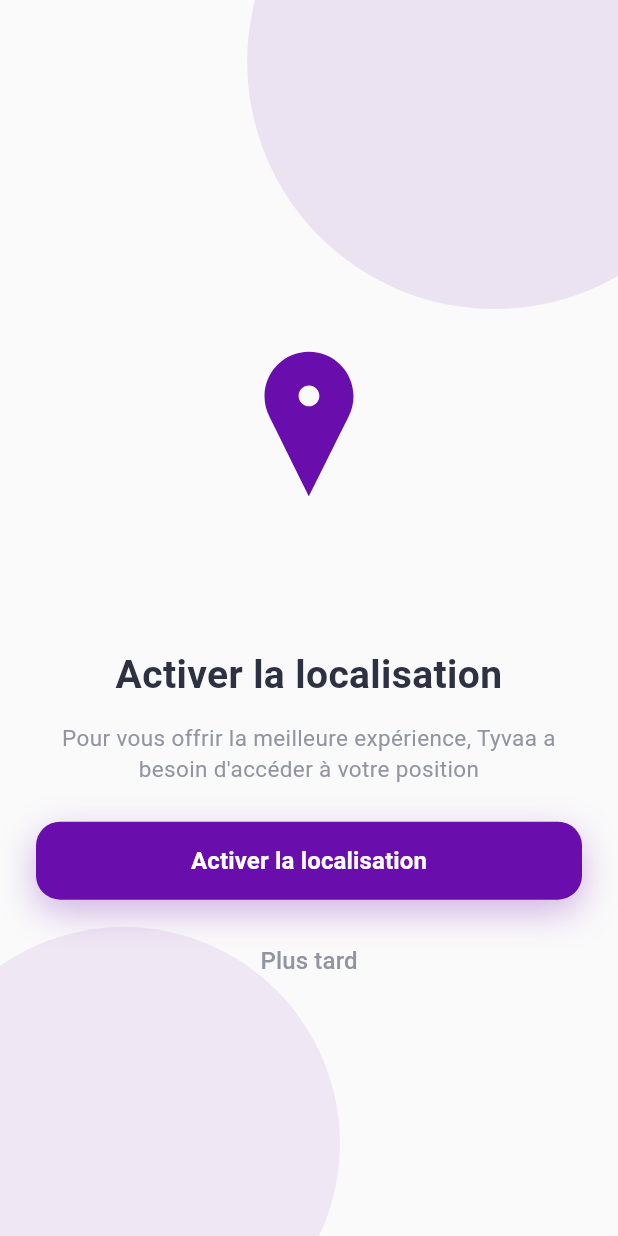
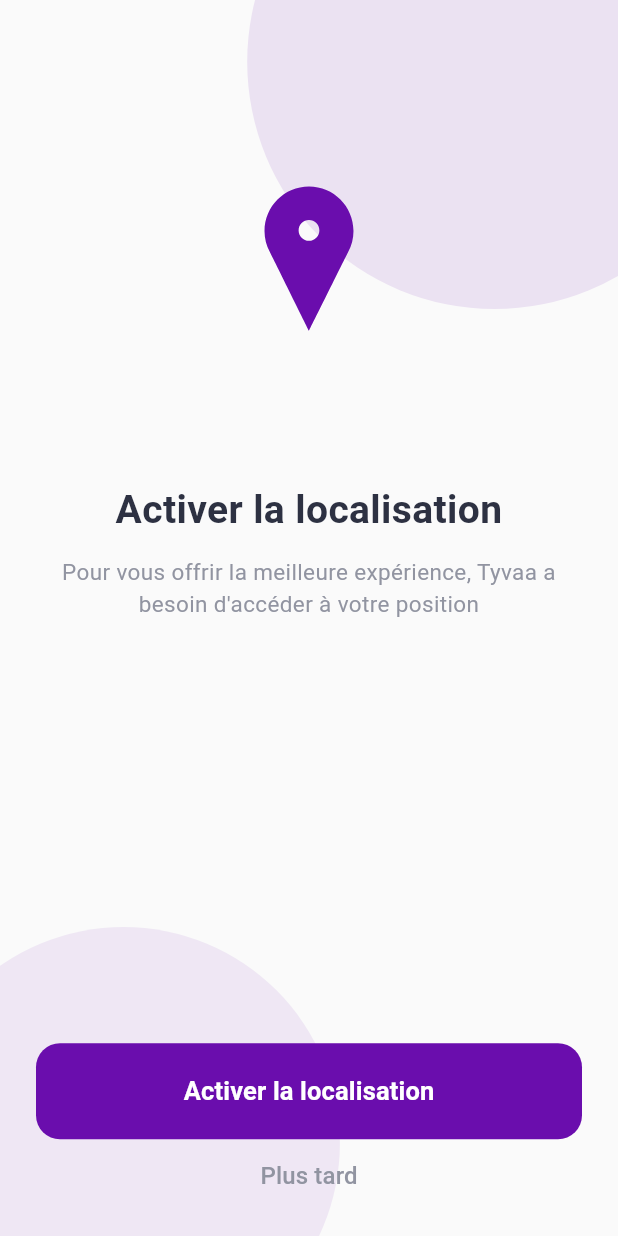
Before and after one commit to TyvaaServices/tyvaa-frontend, a Flutter app: the LocationPermissionScreen screen opened by its route, on a phone screen of 412 x 824 dp. Run offline on Flutter 3.47's test engine with Material 3 defaults, Android fonts, the phone set to English and light mode, and no system bars; our stand-ins replace auto_size_text, confetti, connectivity_plus, dio, firebase_core, firebase_messaging and 21 more; accounts and stored records are empty.

Commit message:
feat: Refactor location permission view layout and enhance button design

```diff
--- a/lib/app/modules/permissions/views/location_permission_view.dart
+++ b/lib/app/modules/permissions/views/location_permission_view.dart
@@ -20,7 +20,7 @@ class LocationPermissionScreen extends GetView<LocationPermissionController> {
       backgroundColor: backgroundColor,
       body: Stack(
         children: [
-          // Decorative background circles
+          // Decorative circles
           Positioned(
             top: -Get.height * .15,
             right: -Get.width * .2,
@@ -46,22 +46,18 @@ class LocationPermissionScreen extends GetView<LocationPermissionController> {
             ),
           ),
 
-          // Main content - made scrollable to fix overflow
+          // Main content
           SafeArea(
-            child: SingleChildScrollView(
-              physics: const BouncingScrollPhysics(),
-              child: ConstrainedBox(
-                constraints: BoxConstraints(
-                  minHeight: Get.height - MediaQuery.of(context).padding.top - MediaQuery.of(context).padding.bottom,
-                ),
             child: Padding(
               padding: const EdgeInsets.symmetric(horizontal: 24.0),
               child: Column(
-                    mainAxisAlignment: MainAxisAlignment.center,
                 children: [
-                      SizedBox(height: Get.height * 0.02),
-
-                      // Location animation - made responsive with adaptive sizing
+                  Expanded(
+                    child: SingleChildScrollView(
+                      physics: const BouncingScrollPhysics(),
+                      child: Column(
+                        children: [
+                          SizedBox(height: Get.height * 0.06),
                           SizedBox(
                             width: Get.width * 0.6,
                             height: Get.width * 0.6,
@@ -70,10 +66,7 @@ class LocationPermissionScreen extends GetView<LocationPermissionController> {
                               fit: BoxFit.contain,
                             ),
                           ),
-
                           SizedBox(height: Get.height * 0.03),
-
-                      // Title
                           Text(
                             'Activer la localisation',
                             style: TextStyle(
@@ -83,10 +76,7 @@ class LocationPermissionScreen extends GetView<LocationPermissionController> {
                             ),
                             textAlign: TextAlign.center,
                           ),
-
                           SizedBox(height: Get.height * 0.015),
-
-                      // Description
                           Text(
                             'Pour vous offrir la meilleure expérience, Tyvaa a besoin d\'accéder à votre position',
                             textAlign: TextAlign.center,
@@ -96,22 +86,17 @@ class LocationPermissionScreen extends GetView<LocationPermissionController> {
                               height: 1.4,
                             ),
                           ),
-                      const Spacer(),
-
-                      SizedBox(height: Get.height * 0.03),
-                      Container(
-                        width: double.infinity,
-                        height: 52,
-                        decoration: BoxDecoration(
-                          borderRadius: BorderRadius.circular(16),
-                          boxShadow: [
-                            BoxShadow(
-                              color: primaryColor.withOpacity(.3),
-                              blurRadius: 20,
-                              offset: const Offset(0, 8),
-                            ),
                         ],
                       ),
+                    ),
+                  ),
+
+                  // Button at bottom
+                  Column(
+                    children: [
+                      SizedBox(
+                        width: double.infinity,
+                        height: 64, // taller button
                         child: ElevatedButton(
                           onPressed: () => controller.requestLocationPermission(),
                           style: ElevatedButton.styleFrom(
@@ -122,19 +107,15 @@ class LocationPermissionScreen extends GetView<LocationPermissionController> {
                               borderRadius: BorderRadius.circular(16),
                             ),
                           ),
-                          child: Text(
+                          child: const Text(
                             'Activer la localisation',
                             style: TextStyle(
-                              fontSize: 16,
+                              fontSize: 17,
                               fontWeight: FontWeight.bold,
                             ),
                           ),
                         ),
                       ),
-
-                      SizedBox(height: Get.height * 0.02),
-
-                      // Maybe later button
                       TextButton(
                         onPressed: () => controller.skipPermission(),
                         child: Text(
@@ -146,11 +127,10 @@ class LocationPermissionScreen extends GetView<LocationPermissionController> {
                           ),
                         ),
                       ),
-
                       SizedBox(height: Get.height * 0.02),
                     ],
                   ),
-                ),
+                ],
               ),
             ),
           ),
--- a/lib/main.dart
+++ b/lib/main.dart
@@ -23,7 +23,7 @@ void main() async {
 
   final storage = FlutterSecureStorage();
   final token = await storage.read(key: "auth_token");
-  await storage.deleteAll();
+  // await storage.deleteAll();
   Jiffy.setLocale('fr');
   runApp(
     ConnectivityListener(
```
Lines whose indentation alone changed are shown as unchanged.
